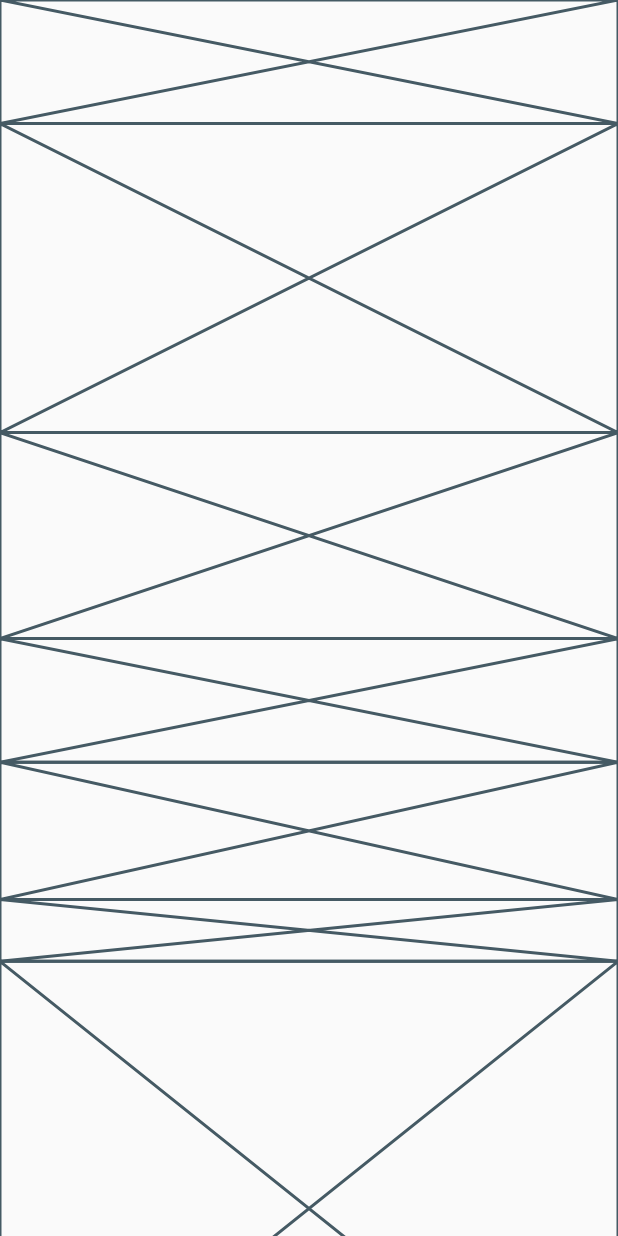
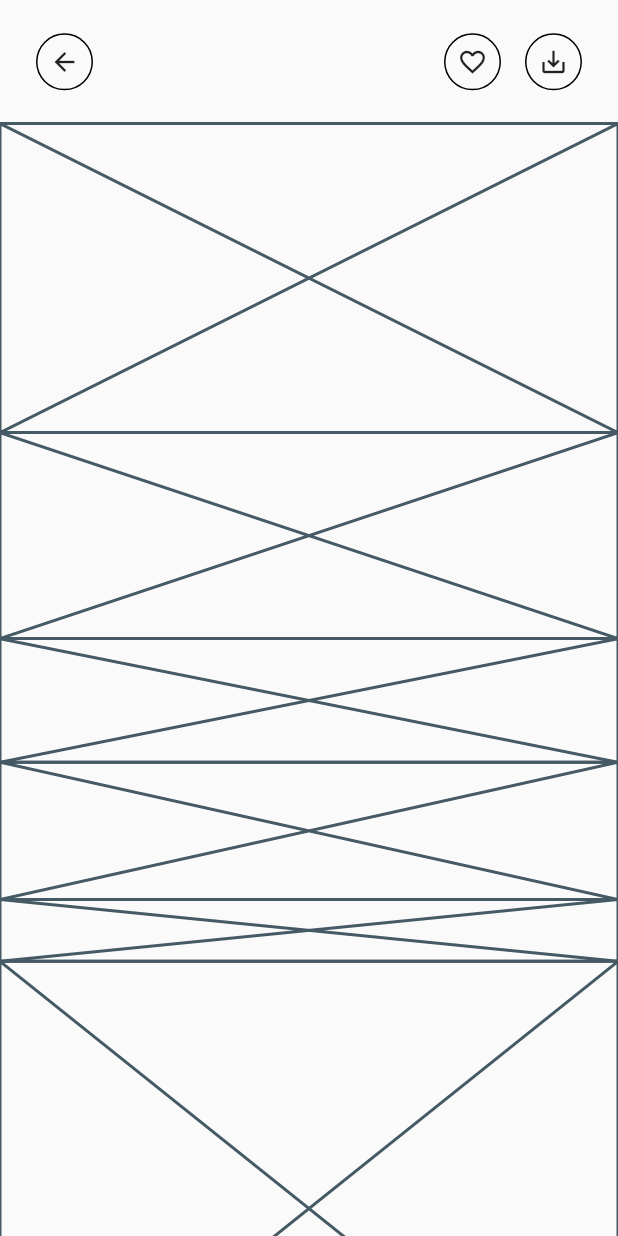
Before and after one commit to JAICHANGPARK/flutter_notebook_4th_story, a Flutter app: the screen it shows after launch, on a phone screen of 412 x 824 dp. Run offline on Flutter 3.47's test engine with Material 2 defaults, Android fonts, the phone set to English and light mode, and no system bars.

Commit message:
Update main_page.dart

```diff
--- a/lib/ep353_spot_finder_app/main_page.dart
+++ b/lib/ep353_spot_finder_app/main_page.dart
@@ -1,5 +1,4 @@
 import 'package:flutter/material.dart';
-
 
 class SpotFinderApp extends StatelessWidget {
   @override
@@ -18,49 +17,76 @@ class SpotFinderMainPage extends StatefulWidget {
 class _SpotFinderMainPageState extends State<SpotFinderMainPage> {
   @override
   Widget build(BuildContext context) {
-    var deviceHeight =MediaQuery.of(context).size.height;
+    var deviceHeight = MediaQuery.of(context).size.height;
     var deviceWidth = MediaQuery.of(context).size.width;
     return Scaffold(
       body: SingleChildScrollView(
         child: SafeArea(
           child: Column(
+            crossAxisAlignment: CrossAxisAlignment.start,
             children: <Widget>[
-
               //appbar
               SizedBox(
-                height: deviceHeight / 10,
-                child: Placeholder()
-              ),
+                  height: deviceHeight / 10,
+                  width: deviceWidth,
+                  child: Padding(
+                    padding: const EdgeInsets.symmetric(horizontal: 24),
+                    child: Row(
+                      children: <Widget>[
+                        Container(
+                          height: 38,
+                          width: 38,
+                          decoration: BoxDecoration(
+                              border: Border.all(), shape: BoxShape.circle),
+                          child: Center(
+                            child: Icon(
+                              Icons.arrow_back,
+                              size: 20,
+                            ),
+                          ),
+                        ),
+                        Spacer(),
+                        Container(
+                          height: 38,
+                          width: 38,
+                          decoration: BoxDecoration(
+                              border: Border.all(), shape: BoxShape.circle),
+                          child: Center(
+                            child: Icon(
+                              Icons.favorite_border,
+                              size: 20,
+                            ),
+                          ),
+                        ),
+                        SizedBox(
+                          width: 16,
+                        ),
+                        Container(
+                          height: 38,
+                          width: 38,
+                          decoration: BoxDecoration(
+                              border: Border.all(), shape: BoxShape.circle),
+                          child: Center(
+                            child: Icon(
+                              Icons.save_alt,
+                              size: 20,
+                            ),
+                          ),
+                        )
+                      ],
+                    ),
+                  )),
               //Image
-              SizedBox(
-                  height: deviceHeight / 4,
-                  child: Placeholder()
-              ),
+              SizedBox(height: deviceHeight / 4, child: Placeholder()),
               //shop information
-              SizedBox(
-                  height: deviceHeight / 6,
-                  child: Placeholder()
-              ),
+              SizedBox(height: deviceHeight / 6, child: Placeholder()),
 
               //contact
-              SizedBox(
-                  height: deviceHeight / 10,
-                  child: Placeholder()
-              ),
+              SizedBox(height: deviceHeight / 10, child: Placeholder()),
               // shop detail list
-              SizedBox(
-                  height: deviceHeight / 9,
-                  child: Placeholder()
-              ),
-              SizedBox(
-                  height: deviceHeight / 20,
-                  child: Placeholder()
-              ),
-              SizedBox(
-                  height: deviceHeight / 2.5,
-                  child: Placeholder()
-              ),
-
+              SizedBox(height: deviceHeight / 9, child: Placeholder()),
+              SizedBox(height: deviceHeight / 20, child: Placeholder()),
+              SizedBox(height: deviceHeight / 2.5, child: Placeholder()),
             ],
           ),
         ),
```
